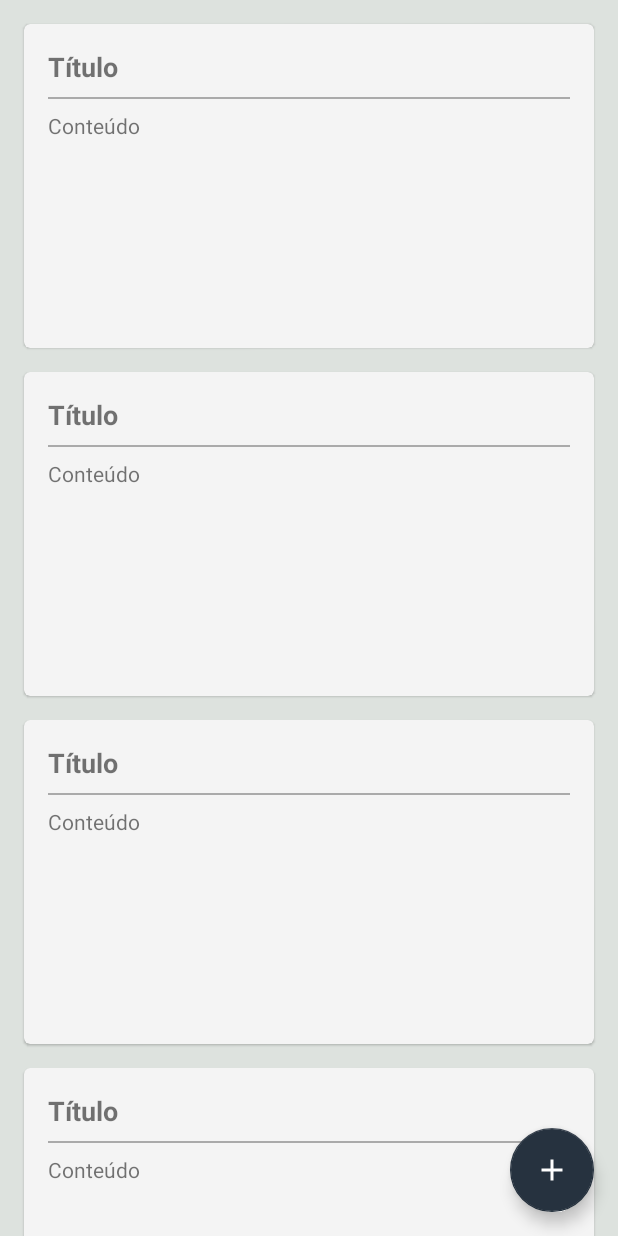
After one commit to manoel56/daily-notes, an Android app: the layout activity_main.xml on its own in the app's theme, with its tools: preview values and no code run, on a phone screen of 412 x 824 dp. The commit adds this screen. Run offline under Robolectric (Android 15) with nearby library versions, the phone set to English and light mode, and no system bars.

Commit message:
Base screens layouts

```diff
--- /dev/null
+++ b/app/src/main/res/drawable/ic_baseline_add_24.xml
@@ -0,0 +1,10 @@
+<vector xmlns:android="http://schemas.android.com/apk/res/android"
+    android:width="24dp"
+    android:height="24dp"
+    android:viewportWidth="24"
+    android:viewportHeight="24"
+    android:tint="?attr/colorControlNormal">
+  <path
+      android:fillColor="@android:color/white"
+      android:pathData="M19,13h-6v6h-2v-6H5v-2h6V5h2v6h6v2z"/>
+</vector>
--- /dev/null
+++ b/app/src/main/res/layout/activity_main.xml
@@ -0,0 +1,31 @@
+<?xml version="1.0" encoding="utf-8"?>
+<androidx.constraintlayout.widget.ConstraintLayout xmlns:android="http://schemas.android.com/apk/res/android"
+    xmlns:app="http://schemas.android.com/apk/res-auto"
+    xmlns:tools="http://schemas.android.com/tools"
+    android:layout_width="match_parent"
+    android:layout_height="match_parent"
+    tools:context=".MainActivity">
+
+    <com.google.android.material.floatingactionbutton.FloatingActionButton
+        android:id="@+id/floatingActionButton"
+        android:layout_width="wrap_content"
+        android:layout_height="wrap_content"
+        android:layout_marginEnd="16dp"
+        android:layout_marginBottom="16dp"
+        android:clickable="true"
+        android:contentDescription="add new note"
+        app:layout_constraintBottom_toBottomOf="parent"
+        app:layout_constraintEnd_toEndOf="parent"
+        app:srcCompat="@drawable/ic_baseline_add_24" />
+
+    <androidx.recyclerview.widget.RecyclerView
+        android:layout_width="0dp"
+        android:layout_height="0dp"
+        android:layout_marginTop="8dp"
+        app:layout_constraintBottom_toBottomOf="parent"
+        app:layout_constraintEnd_toEndOf="parent"
+        app:layout_constraintStart_toStartOf="parent"
+        app:layout_constraintTop_toTopOf="parent"
+        tools:itemCount="5"
+        tools:listitem="@layout/item_note" />
+</androidx.constraintlayout.widget.ConstraintLayout>
--- /dev/null
+++ b/app/src/main/res/layout/item_note.xml
@@ -0,0 +1,62 @@
+<?xml version="1.0" encoding="utf-8"?>
+<LinearLayout xmlns:android="http://schemas.android.com/apk/res/android"
+    xmlns:app="http://schemas.android.com/apk/res-auto"
+    xmlns:tools="http://schemas.android.com/tools"
+    android:layout_width="match_parent"
+    android:layout_height="wrap_content"
+    android:orientation="vertical">
+
+    <com.google.android.material.card.MaterialCardView
+        android:layout_width="match_parent"
+        android:layout_height="match_parent"
+        android:layout_marginStart="16dp"
+        android:layout_marginTop="8dp"
+        android:layout_marginEnd="16dp"
+        android:layout_marginBottom="8dp">
+
+        <androidx.constraintlayout.widget.ConstraintLayout
+            android:layout_width="match_parent"
+            android:layout_height="wrap_content">
+
+            <TextView
+                android:id="@+id/tv_title"
+                android:layout_width="0dp"
+                android:layout_height="wrap_content"
+                android:layout_marginStart="16dp"
+                android:layout_marginTop="16dp"
+                android:layout_marginEnd="16dp"
+                android:textSize="18sp"
+                android:textStyle="bold"
+                app:layout_constraintEnd_toEndOf="parent"
+                app:layout_constraintStart_toStartOf="parent"
+                app:layout_constraintTop_toTopOf="parent"
+                tools:text="Título" />
+
+            <View
+                android:id="@+id/separator1"
+                android:layout_width="match_parent"
+                android:layout_height="1dp"
+                android:layout_marginStart="16dp"
+                android:layout_marginTop="8dp"
+                android:layout_marginEnd="16dp"
+                android:background="@android:color/darker_gray"
+                app:layout_constraintEnd_toEndOf="parent"
+                app:layout_constraintStart_toStartOf="parent"
+                app:layout_constraintTop_toBottomOf="@+id/tv_title" />
+
+            <TextView
+                android:id="@+id/tv_content"
+                android:layout_width="0dp"
+                android:layout_height="150dp"
+                android:layout_marginStart="16dp"
+                android:layout_marginTop="8dp"
+                android:layout_marginEnd="16dp"
+                android:layout_marginBottom="8dp"
+                app:layout_constraintBottom_toBottomOf="parent"
+                app:layout_constraintEnd_toEndOf="parent"
+                app:layout_constraintStart_toStartOf="parent"
+                app:layout_constraintTop_toBottomOf="@+id/separator1"
+                tools:text="Conteúdo" />
+        </androidx.constraintlayout.widget.ConstraintLayout>
+    </com.google.android.material.card.MaterialCardView>
+</LinearLayout>
--- a/app/src/main/res/values-night/themes.xml
+++ b/app/src/main/res/values-night/themes.xml
@@ -2,13 +2,11 @@
     <!-- Base application theme. -->
     <style name="Theme.DailyNotes" parent="Theme.MaterialComponents.DayNight.DarkActionBar">
         <!-- Primary brand color. -->
-        <item name="colorPrimary">@color/purple_200</item>
-        <item name="colorPrimaryVariant">@color/purple_700</item>
-        <item name="colorOnPrimary">@color/black</item>
+        <item name="colorPrimary">@color/primaryDarkColor</item>
+        <item name="colorOnPrimary">@color/primaryTextColor</item>
         <!-- Secondary brand color. -->
-        <item name="colorSecondary">@color/teal_200</item>
-        <item name="colorSecondaryVariant">@color/teal_200</item>
-        <item name="colorOnSecondary">@color/black</item>
+        <item name="colorSecondary">@color/secondaryDarkColor</item>
+        <item name="colorOnSecondary">@color/secondaryTextColor</item>
         <!-- Status bar color. -->
         <item name="android:statusBarColor" tools:targetApi="l">?attr/colorPrimaryVariant</item>
         <!-- Customize your theme here. -->
--- a/app/src/main/res/values/colors.xml
+++ b/app/src/main/res/values/colors.xml
@@ -1,10 +1,17 @@
 <?xml version="1.0" encoding="utf-8"?>
 <resources>
-    <color name="purple_200">#FFBB86FC</color>
-    <color name="purple_500">#FF6200EE</color>
-    <color name="purple_700">#FF3700B3</color>
-    <color name="teal_200">#FF03DAC5</color>
-    <color name="teal_700">#FF018786</color>
     <color name="black">#FF000000</color>
     <color name="white">#FFFFFFFF</color>
+
+    <color name="primaryColor">#26323f</color>
+    <color name="primaryLightColor">#4f5b6a</color>
+    <color name="primaryDarkColor">#000a19</color>
+    <color name="secondaryColor">#26323f</color>
+    <color name="secondaryLightColor">#4f5b6a</color>
+    <color name="secondaryDarkColor">#000a19</color>
+    <color name="primaryTextColor">#ffffff</color>
+    <color name="secondaryTextColor">#ffffff</color>
+
+    <color name="mantra">#DDE2DE</color>
+    <color name="light_gray">#f4f4f4</color>
 </resources>
--- a/app/src/main/res/values/themes.xml
+++ b/app/src/main/res/values/themes.xml
@@ -2,15 +2,24 @@
     <!-- Base application theme. -->
     <style name="Theme.DailyNotes" parent="Theme.MaterialComponents.DayNight.DarkActionBar">
         <!-- Primary brand color. -->
-        <item name="colorPrimary">@color/purple_500</item>
-        <item name="colorPrimaryVariant">@color/purple_700</item>
-        <item name="colorOnPrimary">@color/white</item>
+        <item name="colorPrimary">@color/primaryColor</item>
+        <item name="colorPrimaryVariant">@color/primaryLightColor</item>
+        <item name="colorOnPrimary">@color/primaryTextColor</item>
         <!-- Secondary brand color. -->
-        <item name="colorSecondary">@color/teal_200</item>
-        <item name="colorSecondaryVariant">@color/teal_700</item>
-        <item name="colorOnSecondary">@color/black</item>
+        <item name="colorSecondary">@color/secondaryColor</item>
+        <item name="colorSecondaryVariant">@color/secondaryLightColor</item>
+        <item name="colorOnSecondary">@color/secondaryTextColor</item>
         <!-- Status bar color. -->
         <item name="android:statusBarColor" tools:targetApi="l">?attr/colorPrimaryVariant</item>
         <!-- Customize your theme here. -->
+        <item name="android:colorBackground">@color/mantra</item>
+        <item name="colorSurface">@color/light_gray</item>
+    </style>
+
+    <style name="Base.Widget.MaterialComponents.TextInputLayout.Title" parent="Widget.MaterialComponents.TextInputLayout.FilledBox">
+        <item name="boxBackgroundColor">@color/mantra</item>
+    </style>
+    <style name="Base.Widget.MaterialComponents.TextInputLayout.Content" parent="Widget.MaterialComponents.TextInputLayout.OutlinedBox">
+        <item name="boxBackgroundColor">@color/mantra</item>
     </style>
 </resources>
```
Also changed, not shown: app/src/main/res/drawable/ic_baseline_arrow_back_24.xml (added, +10 -0 lines), app/src/main/res/layout/activity_note.xml (added, +71 -0 lines).
